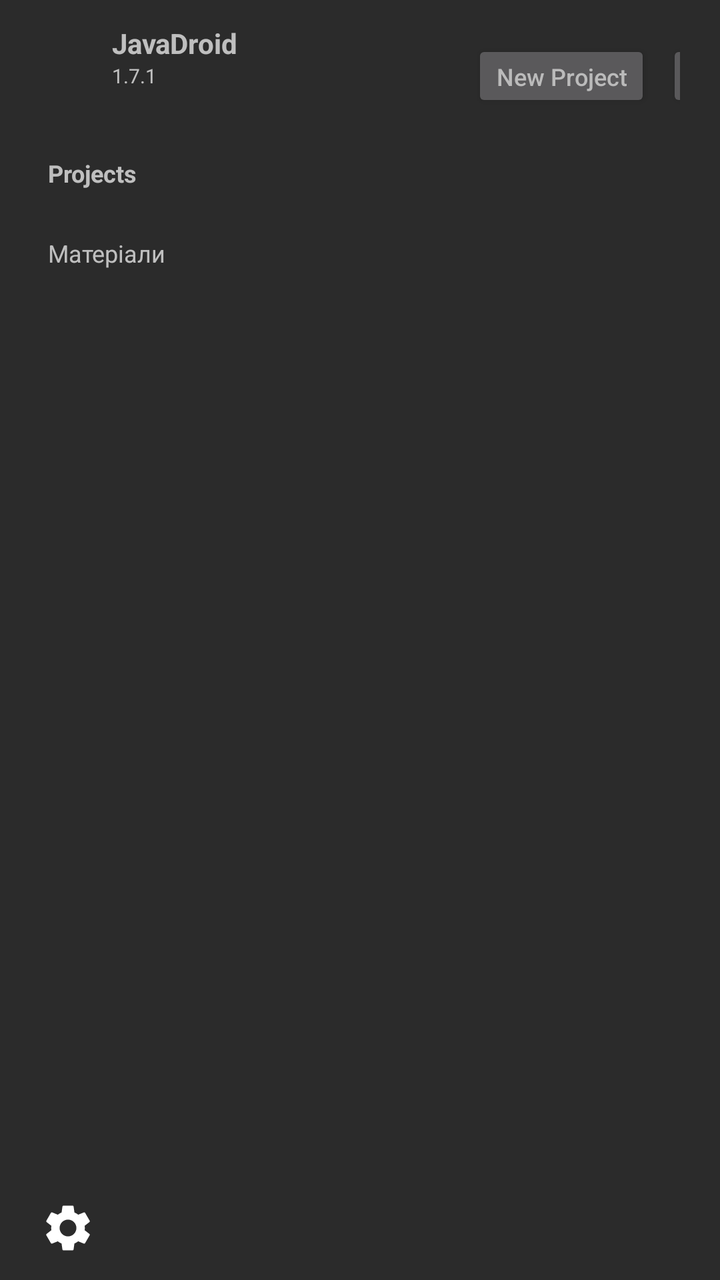
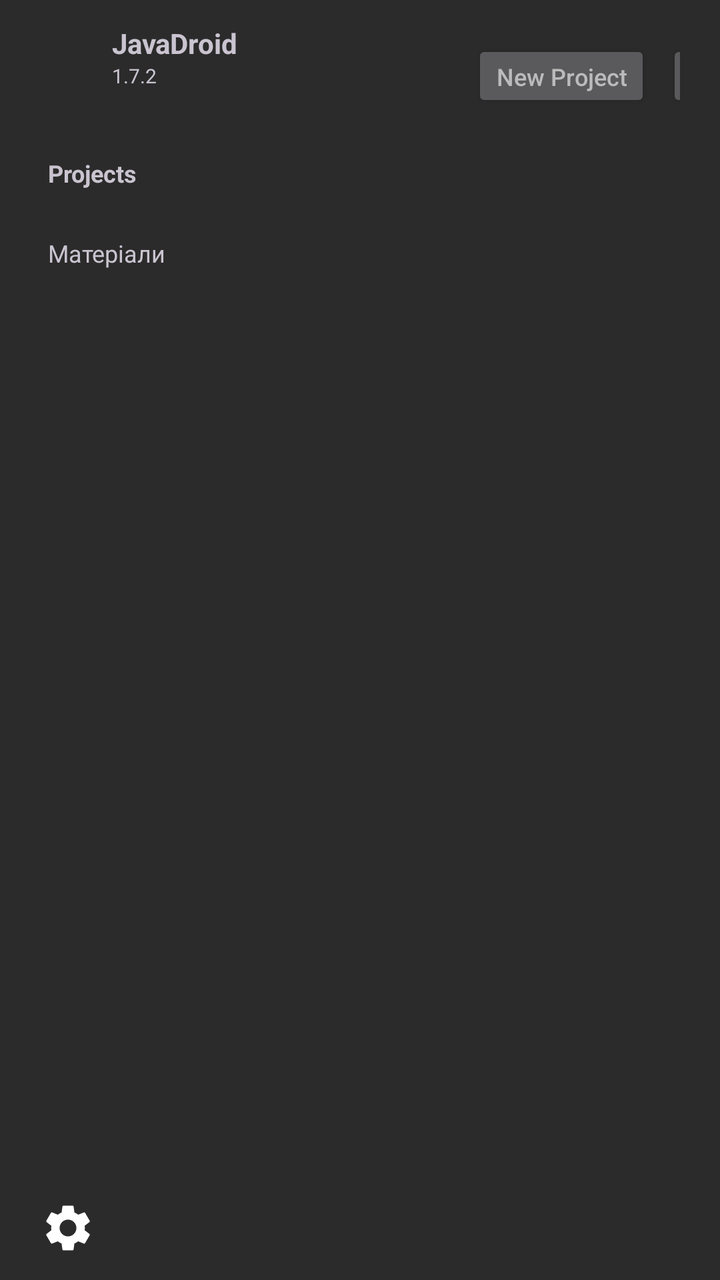

Before-and-after screenshots of an Android layout around one commit, followed by the original layout XML and the change that was made.
<!-- AndroidManifest.xml: activity theme Theme.JavaDroid.Fullscreen -->
<!-- res/layout/activity_welcome.xml -->
<?xml version="1.0" encoding="utf-8"?>
<LinearLayout xmlns:android="http://schemas.android.com/apk/res/android"
    xmlns:app="http://schemas.android.com/apk/res-auto"
    xmlns:tools="http://schemas.android.com/tools"
    android:id="@+id/welcome_root"
    android:layout_width="match_parent"
    android:layout_height="match_parent"
    android:orientation="horizontal"
    tools:context=".WelcomeActivity">

    
    <LinearLayout
        android:id="@+id/welcome_sidebar"
        android:layout_width="200dp"
        android:layout_height="match_parent"
        android:orientation="vertical"
        android:padding="12dp">

        
        <LinearLayout
            android:layout_width="match_parent"
            android:layout_height="wrap_content"
            android:orientation="horizontal"
            android:gravity="center_vertical"
            android:layout_marginBottom="24dp"
            android:paddingStart="8dp">

            <ImageView
                android:layout_width="28dp"
                android:layout_height="28dp"
                android:src="@mipmap/ic_launcher"
                android:contentDescription="@string/a11y_welcome_logo" />

            <LinearLayout
                android:layout_width="wrap_content"
                android:layout_height="wrap_content"
                android:orientation="vertical"
                android:layout_marginStart="8dp">

                <TextView
                    android:id="@+id/tvAppName"
                    android:layout_width="wrap_content"
                    android:layout_height="wrap_content"
                    android:text="JavaDroid"
                    android:textSize="14sp"
                    android:textStyle="bold" />

                <TextView
                    android:id="@+id/tvAppVersion"
                    android:layout_width="wrap_content"
                    android:layout_height="wrap_content"
                    android:text="1.7.1"
                    android:textSize="10sp" />
            </LinearLayout>
        </LinearLayout>

        
        <TextView
            android:id="@+id/sidebarProjects"
            android:layout_width="match_parent"
            android:layout_height="36dp"
            android:gravity="center_vertical"
            android:paddingStart="12dp"
            android:text="Projects"
            android:textSize="12sp"
            android:textStyle="bold"
            android:clickable="true"
            android:focusable="true"
            android:contentDescription="@string/a11y_welcome_projects_tab"
            android:layout_marginBottom="4dp" />

        <TextView
            android:id="@+id/sidebarMaterials"
            android:layout_width="match_parent"
            android:layout_height="36dp"
            android:gravity="center_vertical"
            android:paddingStart="12dp"
            android:text="Матеріали"
            android:textSize="12sp"
            android:background="?attr/selectableItemBackground"
            android:clickable="true"
            android:focusable="true"
            android:contentDescription="@string/a11y_welcome_materials_tab"
            android:layout_marginBottom="4dp" />

        <View
            android:layout_width="match_parent"
            android:layout_height="0dp"
            android:layout_weight="1" />

        
        <ImageView
            android:id="@+id/sidebarSettings"
            android:layout_width="28dp"
            android:layout_height="28dp"
            android:layout_gravity="start"
            android:layout_marginStart="8dp"
            android:src="@drawable/ic_settings"
            android:contentDescription="@string/a11y_welcome_settings"
            android:background="?attr/selectableItemBackgroundBorderless"
            android:clickable="true"
            android:focusable="true" />
    </LinearLayout>

    
    <LinearLayout
        android:layout_width="0dp"
        android:layout_height="match_parent"
        android:layout_weight="1"
        android:orientation="vertical"
        android:padding="20dp">

        
        <LinearLayout
            android:layout_width="match_parent"
            android:layout_height="wrap_content"
            android:orientation="horizontal"
            android:gravity="center_vertical"
            android:layout_marginBottom="20dp">

            
            <EditText
                android:id="@+id/etSearchProjects"
                android:layout_width="0dp"
                android:layout_height="36dp"
                android:layout_weight="1"
                android:hint="Search projects"
                android:contentDescription="@string/a11y_welcome_search"
                android:textSize="12sp"
                android:paddingStart="12dp"
                android:paddingEnd="12dp"
                android:singleLine="true"
                android:layout_marginEnd="16dp" />

            
            <Button
                android:id="@+id/btnNewProject"
                android:layout_width="wrap_content"
                android:layout_height="36dp"
                android:text="New Project"
                android:textAllCaps="false"
                android:textSize="12sp"
                android:paddingStart="12dp"
                android:paddingEnd="12dp"
                android:contentDescription="@string/a11y_welcome_new_project"
                android:layout_marginEnd="8dp" />

            <Button
                android:id="@+id/btnOpenProject"
                android:layout_width="wrap_content"
                android:layout_height="36dp"
                android:text="Open"
                android:textAllCaps="false"
                android:textSize="12sp"
                android:paddingStart="12dp"
                android:paddingEnd="12dp"
                android:contentDescription="@string/a11y_welcome_open_project"
                android:layout_marginEnd="8dp" />

            <Button
                android:id="@+id/btnCloneRepo"
                android:layout_width="wrap_content"
                android:layout_height="36dp"
                android:text="Get from VCS"
                android:textAllCaps="false"
                android:textSize="12sp"
                android:paddingStart="12dp"
                android:paddingEnd="12dp"
                android:contentDescription="@string/a11y_welcome_get_from_vcs" />

        </LinearLayout>

        
        <FrameLayout
            android:layout_width="match_parent"
            android:layout_height="0dp"
            android:layout_weight="1">

            
            <LinearLayout
                android:id="@+id/layoutEmptyProjects"
                android:layout_width="match_parent"
                android:layout_height="match_parent"
                android:orientation="vertical"
                android:gravity="center"
                android:visibility="gone">

                <TextView
                    android:id="@+id/tvEmptyTitle"
                    android:layout_width="wrap_content"
                    android:layout_height="wrap_content"
                    android:text="No recent projects"
                    android:textSize="14sp"
                    android:layout_marginBottom="8dp" />

                <TextView
                    android:id="@+id/tvEmptySubtitle"
                    android:layout_width="wrap_content"
                    android:layout_height="wrap_content"
                    android:text="Create a new Maven project or open an existing directory."
                    android:textSize="11sp" />
            </LinearLayout>

            
            <androidx.recyclerview.widget.RecyclerView
                android:id="@+id/rvRecentProjects"
                android:layout_width="match_parent"
                android:layout_height="match_parent"
                android:scrollbars="vertical" />

        </FrameLayout>

    </LinearLayout>

</LinearLayout>
<!-- resources referenced by this layout -->
<resources>
  <string name="a11y_welcome_get_from_vcs">Get project from version control</string>
  <string name="a11y_welcome_logo">JavaDroid logo</string>
  <string name="a11y_welcome_materials_tab">Materials</string>
  <string name="a11y_welcome_new_project">Create new project</string>
  <string name="a11y_welcome_open_project">Open project</string>
  <string name="a11y_welcome_projects_tab">Projects</string>
  <string name="a11y_welcome_search">Search projects</string>
  <string name="a11y_welcome_settings">Settings</string>
  <color name="ic_launcher_background">#FF000000</color>
  <style name="Theme.JavaDroid" parent="Theme.MaterialComponents.NoActionBar">
          <item name="colorPrimary">@color/idea_toolbar</item>
          <item name="colorPrimaryVariant">@color/idea_bg</item>
          <item name="colorOnPrimary">@color/idea_text</item>
          <item name="colorSecondary">@color/idea_accent</item>
          <item name="colorSecondaryVariant">@color/idea_accent</item>
          <item name="colorOnSecondary">@color/white</item>
          <item name="colorSurface">@color/idea_toolbar</item>
          <item name="colorOnSurface">@color/idea_text</item>
          <item name="colorOnSurfaceVariant">@color/idea_text_dim</item>
          <item name="android:colorBackground">@color/idea_bg</item>
          <item name="android:textColorPrimary">@color/idea_text</item>
          <item name="android:textColorSecondary">@color/idea_text_dim</item>
          <item name="android:statusBarColor">@color/idea_bg</item>
          <item name="android:navigationBarColor">@color/idea_statusbar</item>
          <item name="android:windowLightStatusBar" tools:targetApi="m">false</item>
          <item name="colorControlHighlight">#334A86C8</item>
          <item name="shapeAppearanceSmallComponent">@style/Shape.JavaDroid.Rounded</item>
          <item name="shapeAppearanceMediumComponent">@style/Shape.JavaDroid.Rounded</item>
          <item name="materialAlertDialogTheme">@style/ThemeOverlay.JavaDroid.AlertDialog</item>
          <item name="alertDialogTheme">@style/ThemeOverlay.JavaDroid.AlertDialog</item>
      </style>
  <color name="idea_toolbar">#3C3F41</color>
  <color name="idea_bg">#2B2B2B</color>
  <color name="idea_text">#BBBBBB</color>
  <color name="idea_accent">#4A86C8</color>
  <color name="white">#FFFFFFFF</color>
  <color name="idea_text_dim">#808080</color>
  <color name="idea_statusbar">#3C3F41</color>
  <style name="Shape.JavaDroid.Rounded" parent="ShapeAppearance.MaterialComponents.SmallComponent">
          <item name="cornerFamily">rounded</item>
          <item name="cornerSize">20dp</item>
      </style>
  <style name="ThemeOverlay.JavaDroid.AlertDialog" parent="ThemeOverlay.MaterialComponents.MaterialAlertDialog">
          <item name="colorPrimary">@color/idea_accent</item>
          <item name="colorOnPrimary">@color/white</item>
          <item name="colorSurface">@color/idea_toolbar</item>
          <item name="colorOnSurface">@color/idea_text</item>
          <item name="android:textColorPrimary">@color/idea_text</item>
          <item name="android:textColorSecondary">@color/idea_text_dim</item>
          <item name="shapeAppearanceSmallComponent">@style/Shape.JavaDroid.Rounded</item>
          <item name="shapeAppearanceMediumComponent">@style/Shape.JavaDroid.Rounded</item>
          <item name="buttonBarPositiveButtonStyle">@style/Widget.JavaDroid.DialogButton</item>
          <item name="buttonBarNegativeButtonStyle">@style/Widget.JavaDroid.DialogButton</item>
          <item name="buttonBarNeutralButtonStyle">@style/Widget.JavaDroid.DialogButton</item>
      </style>
  <style name="Widget.JavaDroid.DialogButton" parent="Widget.MaterialComponents.Button.TextButton.Dialog">
          <item name="android:textColor">@color/idea_accent</item>
          <item name="rippleColor">#334A86C8</item>
      </style>
  <!-- unchanged entries left out for length: 3 -->
</resources>

<!-- the commit's change to res/layout/activity_welcome.xml (unified diff, before → after) -->
@@ -49,7 +49,7 @@
                     android:id="@+id/tvAppVersion"
                     android:layout_width="wrap_content"
                     android:layout_height="wrap_content"
-                    android:text="1.7.1"
+                    android:text="1.7.2"
                     android:textSize="10sp" />
             </LinearLayout>
         </LinearLayout>
<!-- resource entries referenced after the edit -->
@@ -9,7 +9,7 @@
   <string name="a11y_welcome_search">Search projects</string>
   <string name="a11y_welcome_settings">Settings</string>
   <color name="ic_launcher_background">#FF000000</color>
-  <style name="Theme.JavaDroid" parent="Theme.MaterialComponents.NoActionBar">
+  <style name="Theme.JavaDroid" parent="Theme.Material3.Dark.NoActionBar">
           <item name="colorPrimary">@color/idea_toolbar</item>
           <item name="colorPrimaryVariant">@color/idea_bg</item>
           <item name="colorOnPrimary">@color/idea_text</item>
@@ -26,8 +26,6 @@
           <item name="android:navigationBarColor">@color/idea_statusbar</item>
           <item name="android:windowLightStatusBar" tools:targetApi="m">false</item>
           <item name="colorControlHighlight">#334A86C8</item>
-          <item name="shapeAppearanceSmallComponent">@style/Shape.JavaDroid.Rounded</item>
-          <item name="shapeAppearanceMediumComponent">@style/Shape.JavaDroid.Rounded</item>
           <item name="materialAlertDialogTheme">@style/ThemeOverlay.JavaDroid.AlertDialog</item>
           <item name="alertDialogTheme">@style/ThemeOverlay.JavaDroid.AlertDialog</item>
       </style>
@@ -38,24 +36,18 @@
   <color name="white">#FFFFFFFF</color>
   <color name="idea_text_dim">#808080</color>
   <color name="idea_statusbar">#3C3F41</color>
-  <style name="Shape.JavaDroid.Rounded" parent="ShapeAppearance.MaterialComponents.SmallComponent">
-          <item name="cornerFamily">rounded</item>
-          <item name="cornerSize">20dp</item>
-      </style>
-  <style name="ThemeOverlay.JavaDroid.AlertDialog" parent="ThemeOverlay.MaterialComponents.MaterialAlertDialog">
+  <style name="ThemeOverlay.JavaDroid.AlertDialog" parent="ThemeOverlay.Material3.MaterialAlertDialog">
           <item name="colorPrimary">@color/idea_accent</item>
           <item name="colorOnPrimary">@color/white</item>
           <item name="colorSurface">@color/idea_toolbar</item>
           <item name="colorOnSurface">@color/idea_text</item>
           <item name="android:textColorPrimary">@color/idea_text</item>
           <item name="android:textColorSecondary">@color/idea_text_dim</item>
-          <item name="shapeAppearanceSmallComponent">@style/Shape.JavaDroid.Rounded</item>
-          <item name="shapeAppearanceMediumComponent">@style/Shape.JavaDroid.Rounded</item>
           <item name="buttonBarPositiveButtonStyle">@style/Widget.JavaDroid.DialogButton</item>
           <item name="buttonBarNegativeButtonStyle">@style/Widget.JavaDroid.DialogButton</item>
           <item name="buttonBarNeutralButtonStyle">@style/Widget.JavaDroid.DialogButton</item>
       </style>
-  <style name="Widget.JavaDroid.DialogButton" parent="Widget.MaterialComponents.Button.TextButton.Dialog">
+  <style name="Widget.JavaDroid.DialogButton" parent="Widget.Material3.Button.TextButton.Dialog">
           <item name="android:textColor">@color/idea_accent</item>
           <item name="rippleColor">#334A86C8</item>
       </style>
